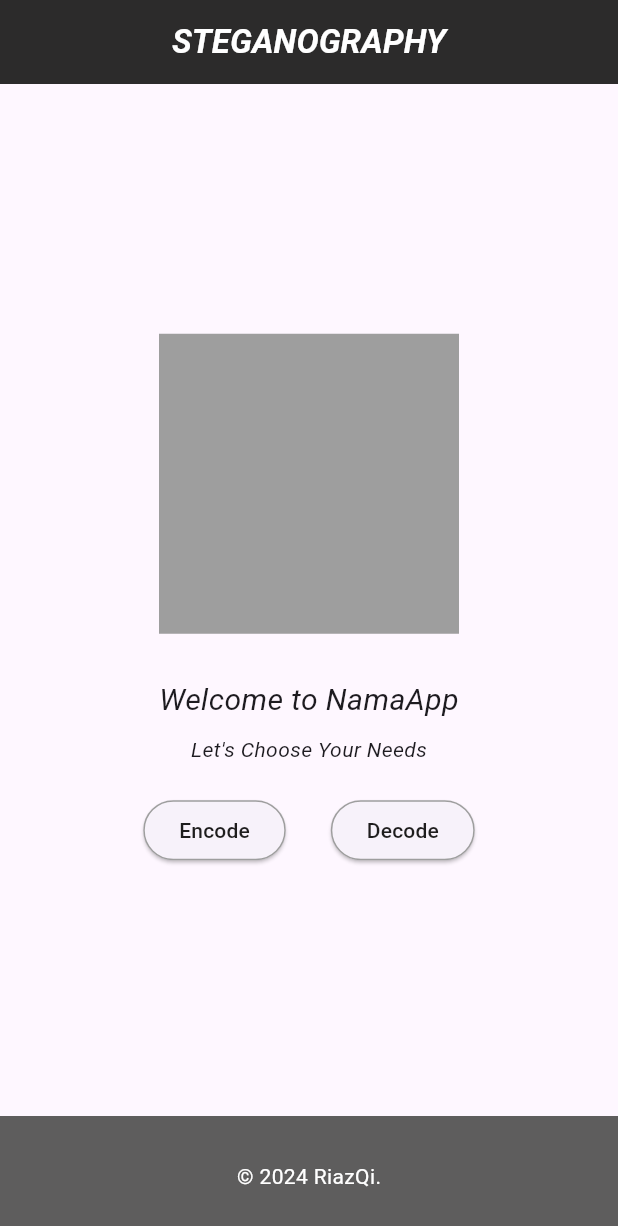
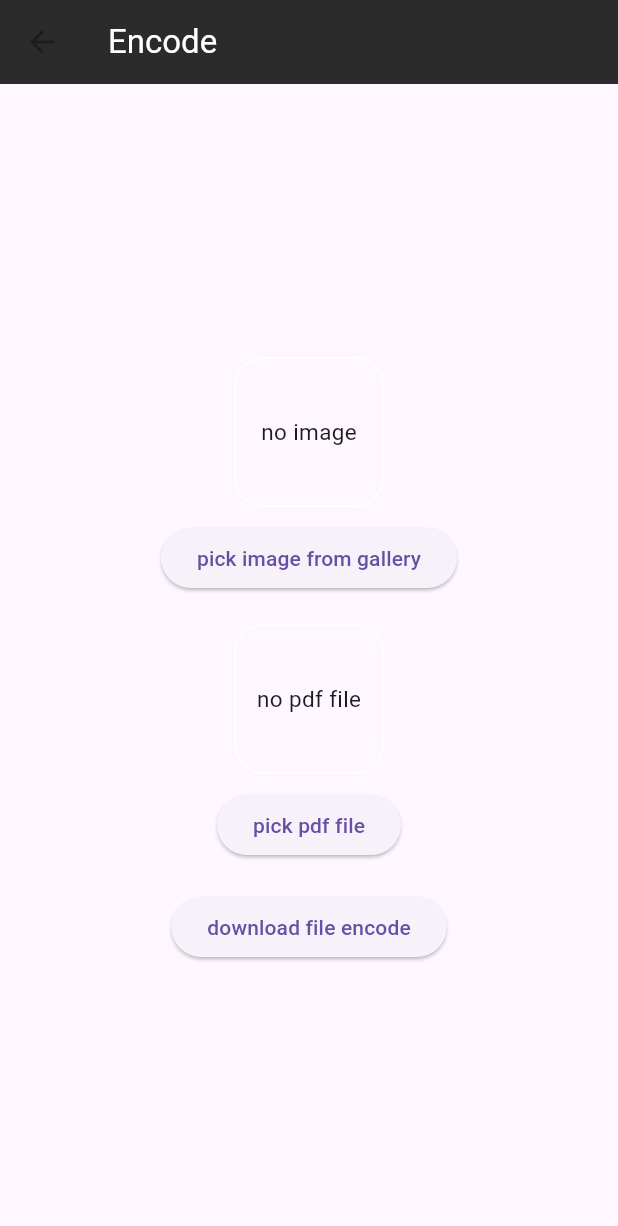
Before and after one commit to QisthiAH/steganography, a Flutter app: the screen it shows after launch, after a tap on "Encode", on a phone screen of 412 x 824 dp. Shown: the top 1226 px of the screen. Run offline on Flutter 3.47's test engine with Material 3 defaults, Android fonts, the light colour scheme and no system bars; our stand-ins replace file_picker, image_picker.

Commit message:
page encode pick file

```diff
--- /dev/null
+++ b/lib/encode.dart
@@ -0,0 +1,111 @@
+import 'dart:io';
+import 'package:file_picker/file_picker.dart';
+import 'package:flutter/material.dart';
+import 'package:image_picker/image_picker.dart';
+
+class Encode extends StatefulWidget {
+  const Encode({super.key});
+
+  @override
+  State<Encode> createState() => _EncodeState();
+}
+
+class _EncodeState extends State<Encode> {
+  XFile? pickedImage;
+  File? pickedPdf;
+
+  @override
+  Widget build(BuildContext context) {
+    return Scaffold(
+      appBar: AppBar(
+        title: const Text(
+          'Encode',
+          style: TextStyle(color: Colors.white),
+        ),
+        backgroundColor: const Color.fromARGB(255, 44, 43, 43),
+      ),
+      body: Center(
+        child: Column(
+          mainAxisAlignment: MainAxisAlignment.center,
+          children: [
+            pickedImage == null
+                ? Container(
+                    height: 100,
+                    width: 100,
+                    decoration: BoxDecoration(
+                      border: Border.all(color: Colors.white),
+                      borderRadius: BorderRadius.circular(20),
+                    ),
+                    child: const Center(
+                      child: Text(
+                        'no image',
+                        style: TextStyle(fontSize: 15),
+                      ),
+                    ),
+                  )
+                : SizedBox(
+                    height: 100,
+                    width: 100,
+                    child: Image.network('${pickedImage?.path}'),
+                  ),
+            const SizedBox(height: 10),
+            ElevatedButton(
+              onPressed: () async {
+                pickedImage = await ImagePicker().pickImage(source: ImageSource.gallery);
+                setState(() {});
+              },
+              child: const Text('pick image from gallery'),
+            ),
+            const SizedBox(height: 20),
+            pickedPdf == null
+                ? Container(
+                    height: 100,
+                    width: 100,
+                    decoration: BoxDecoration(
+                      border: Border.all(color: Colors.white),
+                      borderRadius: BorderRadius.circular(20),
+                    ),
+                    child: const Center(
+                      child: Text(
+                        'no pdf file',
+                        style: TextStyle(fontSize: 15),
+                      ),
+                    ),
+                  )
+                : SizedBox(
+                    height: 100,
+                    width: 500,
+                    child: Center(
+                      child: Text(
+                        pickedPdf!.path,
+                        style: const TextStyle(fontSize: 15),
+                      ),
+                    ),
+                  ),
+            const SizedBox(height: 10),
+            ElevatedButton(
+              onPressed: () async {
+                FilePickerResult? result = await FilePicker.platform.pickFiles(
+                  type: FileType.custom,
+                  allowedExtensions: ['pdf'],
+                );
+                if (result != null) {
+                  pickedPdf = File(result.files.single.path!);
+                  setState(() {});
+                }
+              },
+              child: const Text('pick pdf file'),
+            ),
+            const SizedBox(height: 20),
+            ElevatedButton(
+              onPressed: () {},
+              child: const Text(
+                "download file encode",
+              ),
+            ),
+          ],
+        ),
+      ),
+    );
+  }
+}
--- a/lib/myhomepage.dart
+++ b/lib/myhomepage.dart
@@ -1,4 +1,6 @@
 import 'package:flutter/material.dart';
+import 'package:stegano_app/encode.dart';
+
 class MyHomePage extends StatelessWidget {
   const MyHomePage({
     super.key,
@@ -27,19 +29,32 @@ class MyHomePage extends StatelessWidget {
             const SizedBox(height: 30),
             const SizedBox(
               width: 400,
-              child: Center(child: Text("Welcome to NamaApp", style: TextStyle(fontSize: 20, fontStyle: FontStyle.italic),)),
+              child: Center(
+                  child: Text(
+                "Welcome to NamaApp",
+                style: TextStyle(fontSize: 20, fontStyle: FontStyle.italic),
+              )),
             ),
             const SizedBox(height: 8),
             const SizedBox(
               width: 300,
-              child: Center(child: Text("Let's Choose Your Needs", style: TextStyle(fontStyle: FontStyle.italic),)),
+              child: Center(
+                  child: Text(
+                "Let's Choose Your Needs",
+                style: TextStyle(fontStyle: FontStyle.italic),
+              )),
             ),
             const SizedBox(height: 20),
             Row(
               mainAxisAlignment: MainAxisAlignment.center,
               children: [
                 ElevatedButton(
-                  onPressed: () {},
+                  onPressed: () {
+                    Navigator.push(
+                      context,
+                      MaterialPageRoute(builder: (context) => const Encode()),
+                    );
+                  },
                   style: ElevatedButton.styleFrom(
                       shape: RoundedRectangleBorder(
                           side: const BorderSide(color: Colors.grey, width: 1),
@@ -53,7 +68,7 @@ class MyHomePage extends StatelessWidget {
                       shape: RoundedRectangleBorder(
                           side: const BorderSide(color: Colors.grey, width: 1),
                           borderRadius: BorderRadius.circular(20))),
-                  child: const Text("Decode",  style: TextStyle(color: Color.fromARGB(255, 30, 29, 29))),
+                  child: const Text("Decode", style: TextStyle(color: Color.fromARGB(255, 30, 29, 29))),
                 ),
               ],
             ),
```
Also changed, not shown: pubspec.yaml (+5 -69 lines), pubspec.lock, 5 other files.
